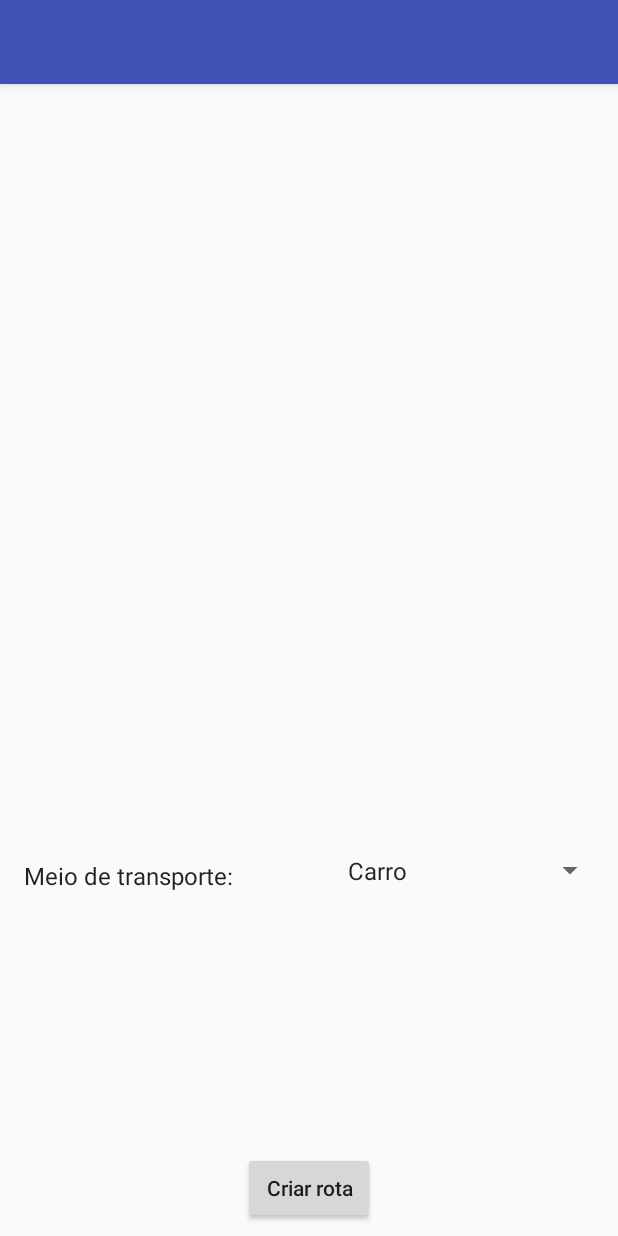
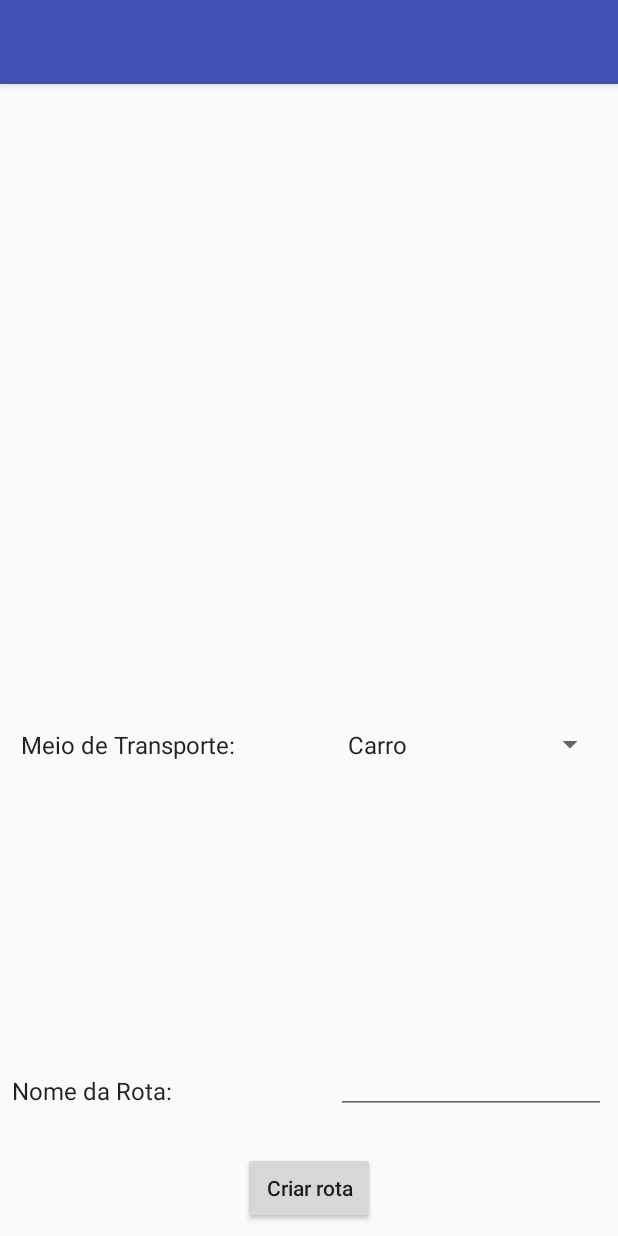
Before and after one commit to sarasantos96/LAPD, an Android app: the MarkersActivity screen opened directly, with no data from a screen before it, on a phone screen of 412 x 824 dp. Run offline under Robolectric (Android 15) with nearby library versions, the phone set to English and light mode, and no system bars; pictures from the network do not load.

Commit message:
Guardar rotas feito

```diff
--- a/app/src/main/java/com/getout/activities/MarkersActivity.java
+++ b/app/src/main/java/com/getout/activities/MarkersActivity.java
@@ -7,6 +7,7 @@ import android.util.Log;
 import android.view.View;
 import android.widget.ArrayAdapter;
 import android.widget.Button;
+import android.widget.EditText;
 import android.widget.ListView;
 import android.widget.Spinner;
 import android.widget.TextView;
@@ -18,6 +19,7 @@ import com.getout.foursquare.GetVenueDetailsArray;
 import com.getout.foursquare.Venue;
 import com.getout.google.Route;
 import com.getout.utils.MarkerAdapter;
+import com.getout.utils.ReadWriteFile;
 import com.google.gson.Gson;
 
 import org.w3c.dom.Text;
@@ -40,8 +42,13 @@ public class MarkersActivity extends AppCompatActivity {
 
         ListView markerList = (ListView) findViewById(R.id.markerList);
         final Spinner transport = (Spinner) findViewById(R.id.spinner);
-        TextView label = (TextView) findViewById(R.id.label_transport);
-        label.setText("Meio de transporte: ");
+        TextView label = (TextView) findViewById(R.id.label_transport2);
+        label.setText("Meio de Transporte: ");
+        TextView label2 = (TextView) findViewById(R.id.label_transport);
+        label2.setText("Nome da Rota: ");
+
+        EditText name_tx = (EditText) findViewById(R.id.route_name);
+        final String name = name_tx.getText().toString();
 
         List<String> options = new ArrayList<>();
         options.add("Carro");
@@ -78,7 +85,15 @@ public class MarkersActivity extends AppCompatActivity {
                 Route r = new Route(venues, isCar);
                 Gson gson = new Gson();
                 String routeAsString = gson.toJson(r);
+
+                EditText name_tx = (EditText) findViewById(R.id.route_name);
+                final String name = name_tx.getText().toString();
+
+
+
                 intent.putExtra("RouteString", routeAsString);
+                intent.putExtra("name", name);
+                intent.putExtra("save", "true");
 
                 startActivity(intent);
             }
--- a/app/src/main/java/com/getout/activities/RouteActivity.java
+++ b/app/src/main/java/com/getout/activities/RouteActivity.java
@@ -5,11 +5,15 @@ import android.graphics.Color;
 import android.support.v4.app.FragmentActivity;
 import android.os.Bundle;
 import android.support.v7.app.AppCompatActivity;
+import android.view.View;
+import android.widget.Button;
+import android.widget.Toast;
 
 import com.getout.R;
 import com.getout.foursquare.Venue;
 import com.getout.google.DirectionsTask;
 import com.getout.google.Route;
+import com.getout.utils.ReadWriteFile;
 import com.google.android.gms.maps.CameraUpdateFactory;
 import com.google.android.gms.maps.GoogleMap;
 import com.google.android.gms.maps.OnMapReadyCallback;
@@ -23,6 +27,8 @@ import com.google.gson.Gson;
 import java.util.ArrayList;
 import java.util.List;
 import java.util.concurrent.ExecutionException;
+
+import static android.view.View.INVISIBLE;
 
 public class RouteActivity extends AppCompatActivity implements OnMapReadyCallback {
 
@@ -44,7 +50,9 @@ public class RouteActivity extends AppCompatActivity implements OnMapReadyCallba
         mapFragment.getMapAsync(this);
 
         Gson gson = new Gson();
-        String routeAsString = getIntent().getStringExtra("RouteString");
+        final String routeAsString = getIntent().getStringExtra("RouteString");
+        final String name = getIntent().getStringExtra("name");
+        final String save = getIntent().getStringExtra("save");
         Route route = gson.fromJson(routeAsString, Route.class);
 
         origin = route.getVenues().get(0).getLocation();
@@ -59,6 +67,20 @@ public class RouteActivity extends AppCompatActivity implements OnMapReadyCallba
         }else{
             mode = "walking";
         }
+
+
+        Button button = (Button) findViewById(R.id.button);
+        if(save.equals("false")){
+            button.setVisibility(View.INVISIBLE );
+        }
+
+        button.setOnClickListener(new View.OnClickListener() {
+            public void onClick(View v) {
+                ReadWriteFile.saveToFile(v.getContext(), name, routeAsString);
+                Toast.makeText(v.getContext(), "Rota Guardada com sucesso",
+                        Toast.LENGTH_SHORT).show();
+            }
+        });
     }
 
 
--- a/app/src/main/java/com/getout/activities/RoutesActivity.java
+++ b/app/src/main/java/com/getout/activities/RoutesActivity.java
@@ -41,7 +41,7 @@ public class RoutesActivity extends AppCompatActivity {
         listView.setOnItemClickListener(new AdapterView.OnItemClickListener()
         {
             @Override
-            public void onItemClick(AdapterView<?> adapter, View v, int position, long arg3){
+            public void onItemClick(AdapterView<?> adapter, final View v, int position, long arg3){
                 final File file = (File)adapter.getItemAtPosition(position);
 
                 CharSequence colors[] = new CharSequence[] {"Show", "Delete"};
@@ -52,11 +52,14 @@ public class RoutesActivity extends AppCompatActivity {
                     @Override
                     public void onClick(DialogInterface dialog, int which) {
                         if(which == 0) {
-                            //TODO
-                            /*
-                            Intent intent = new Intent(RoutesActivity.this, SettingsActivity.class);
+                            String contents = ReadWriteFile.readFromFile(v.getContext(), file.getName());
+
+                            Intent intent = new Intent(RoutesActivity.this, RouteActivity.class);
+                            intent.putExtra("RouteString", contents);
+                            intent.putExtra("name", "");
+                            intent.putExtra("save", "false");
                             startActivity(intent);
-                            */
+
                         }else if(which == 1){
                             file.delete();
                             finish();
--- a/app/src/main/res/layout/content_markers.xml
+++ b/app/src/main/res/layout/content_markers.xml
@@ -6,7 +6,8 @@
     android:layout_height="match_parent"
     app:layout_behavior="@string/appbar_scrolling_view_behavior"
     tools:context=".activities.MarkersActivity"
-    tools:showIn="@layout/activity_markers">
+    tools:showIn="@layout/activity_markers"
+    android:focusable="true" android:focusableInTouchMode="true">
 
     <ListView
         android:id="@+id/markerList"
@@ -32,32 +33,51 @@
         android:layout_height="38dp"
         android:layout_marginBottom="8dp"
         android:layout_marginEnd="8dp"
-        android:layout_marginLeft="8dp"
         android:layout_marginRight="8dp"
-        android:layout_marginStart="8dp"
         android:layout_marginTop="8dp"
-        app:layout_constraintBottom_toBottomOf="parent"
+        app:layout_constraintBottom_toTopOf="@+id/routeName"
         app:layout_constraintEnd_toEndOf="parent"
-        app:layout_constraintHorizontal_bias="1.0"
-        app:layout_constraintStart_toStartOf="parent"
         app:layout_constraintTop_toBottomOf="@+id/markerList"
-        app:layout_constraintVertical_bias="0.279" />
+        app:layout_constraintVertical_bias="0.0" />
 
     <TextView
         android:id="@+id/label_transport"
         android:layout_width="wrap_content"
-        android:layout_height="wrap_content"
-        android:layout_marginBottom="8dp"
-        android:layout_marginLeft="16dp"
-        android:layout_marginStart="16dp"
-        android:layout_marginTop="8dp"
+        android:layout_height="24dp"
+        android:layout_marginBottom="84dp"
+        android:layout_marginEnd="8dp"
+        android:layout_marginLeft="8dp"
+        android:layout_marginRight="8dp"
+        android:layout_marginStart="8dp"
         android:textAppearance="@style/TextAppearance.AppCompat"
         android:textSize="16sp"
         android:visibility="visible"
         app:layout_constraintBottom_toBottomOf="parent"
+        app:layout_constraintEnd_toStartOf="@+id/routeName"
+        app:layout_constraintHorizontal_bias="0.1"
+        app:layout_constraintStart_toStartOf="parent"
+        tools:text="Nome da Rota" />
+
+    <TextView
+        android:id="@+id/label_transport2"
+        android:layout_width="wrap_content"
+        android:layout_height="wrap_content"
+        android:layout_marginBottom="8dp"
+        android:layout_marginEnd="8dp"
+        android:layout_marginLeft="8dp"
+        android:layout_marginRight="8dp"
+        android:layout_marginStart="8dp"
+        android:layout_marginTop="16dp"
+        android:text="wat"
+        android:textAppearance="@style/TextAppearance.AppCompat"
+        android:textSize="16sp"
+        android:visibility="visible"
+        app:layout_constraintBottom_toTopOf="@+id/label_transport"
+        app:layout_constraintEnd_toStartOf="@+id/spinner"
+        app:layout_constraintHorizontal_bias="0.1"
         app:layout_constraintStart_toStartOf="parent"
         app:layout_constraintTop_toBottomOf="@+id/markerList"
-        app:layout_constraintVertical_bias="0.3"
+        app:layout_constraintVertical_bias="0.0"
         tools:text="Meio de transporte:" />
 
     <Button
@@ -78,4 +98,18 @@
         app:layout_constraintTop_toBottomOf="@+id/markerList"
         app:layout_constraintVertical_bias="1.0" />
 
+    <EditText
+        android:id="@+id/route_name"
+        android:layout_width="180dp"
+        android:layout_height="42dp"
+        android:layout_marginBottom="81dp"
+        android:layout_marginEnd="8dp"
+        android:layout_marginRight="8dp"
+        android:ems="10"
+        android:inputType="textPersonName"
+        android:textSize="18sp"
+        app:layout_constraintBottom_toBottomOf="parent"
+        app:layout_constraintEnd_toEndOf="parent"
+        tools:text="Name" />
+
 </android.support.constraint.ConstraintLayout>
```
